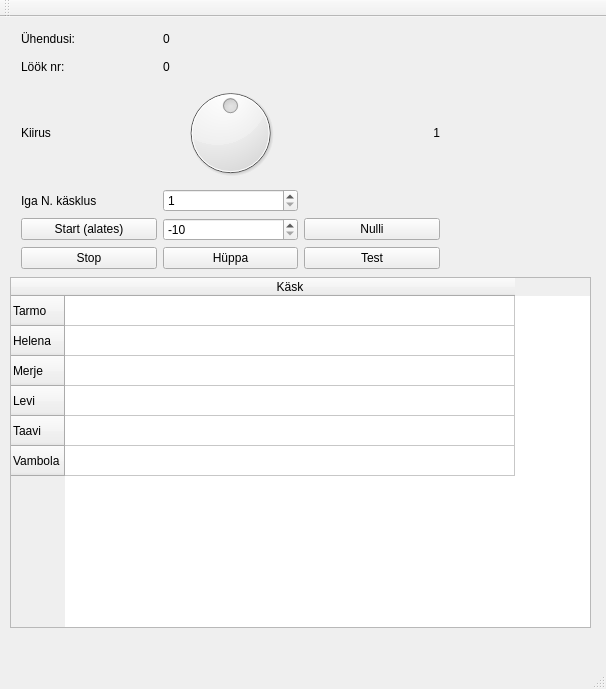
First picture: the form in server/mainwindow.ui, repository tarmoj/mysterium, before the edit.
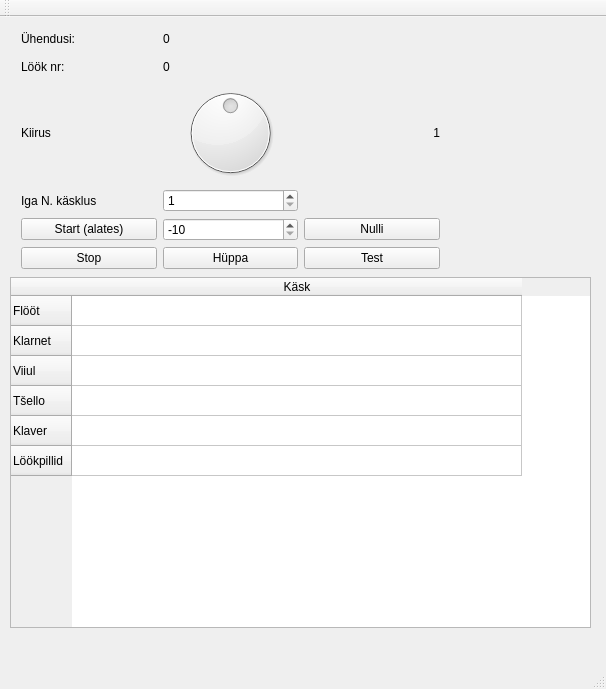
Second picture: the form after the edit.

The edit to the form file:
```diff
--- a/server/mainwindow.ui
+++ b/server/mainwindow.ui
@@ -163,32 +163,32 @@
     </attribute>
     <row>
      <property name="text">
-      <string>Tarmo</string>
+      <string>Flööt</string>
      </property>
     </row>
     <row>
      <property name="text">
-      <string>Helena</string>
+      <string>Klarnet</string>
      </property>
     </row>
     <row>
      <property name="text">
-      <string>Merje</string>
+      <string>Viiul</string>
      </property>
     </row>
     <row>
      <property name="text">
-      <string>Levi</string>
+      <string>Tšello</string>
      </property>
     </row>
     <row>
      <property name="text">
-      <string>Taavi</string>
+      <string>Klaver</string>
      </property>
     </row>
     <row>
      <property name="text">
-      <string>Vambola</string>
+      <string>Löökpillid</string>
      </property>
     </row>
     <column>
```
Left out of the diff: 2 changed lines with no effect on the pictures.
